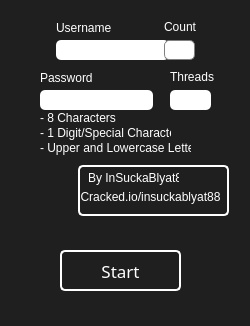
First picture: the form in gui.ui, repository Th3K1n91/mega_nz-Creator, before the edit.
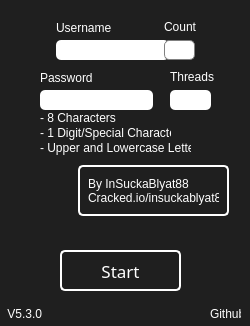
Second picture: the form after the edit. Icons and pictures are not drawn.

Patch:
```diff
--- a/gui.ui
+++ b/gui.ui
@@ -223,19 +223,6 @@
     <bool>true</bool>
    </property>
   </widget>
-  <widget class="QLabel" name="logo">
-   <property name="geometry">
-    <rect>
-     <x>88</x>
-     <y>170</y>
-     <width>91</width>
-     <height>16</height>
-    </rect>
-   </property>
-   <property name="text">
-    <string>By InSuckaBlyat88</string>
-   </property>
-  </widget>
   <widget class="QFrame" name="f_promo">
    <property name="geometry">
     <rect>
@@ -257,27 +244,7 @@
     <enum>QFrame::Raised</enum>
    </property>
   </widget>
-  <widget class="QPushButton" name="site">
-   <property name="geometry">
-    <rect>
-     <x>80</x>
-     <y>185</y>
-     <width>141</width>
-     <height>23</height>
-    </rect>
-   </property>
-   <property name="styleSheet">
-    <string notr="true">QPushButton#site {
-color: rgb(255, 255, 255);
-border: 0;
-background-color: rgb(31, 31, 31);
-}</string>
-   </property>
-   <property name="text">
-    <string>Cracked.io/insuckablyat88</string>
-   </property>
-  </widget>
-  <widget class="QLabel" name="label_5">
+  <widget class="QLabel" name="condit1">
    <property name="geometry">
     <rect>
      <x>40</x>
@@ -316,6 +283,94 @@
     <string>- Upper and Lowercase Letters</string>
    </property>
   </widget>
+  <widget class="QLabel" name="Version">
+   <property name="geometry">
+    <rect>
+     <x>4</x>
+     <y>304</y>
+     <width>41</width>
+     <height>20</height>
+    </rect>
+   </property>
+   <property name="text">
+    <string> V5.3.0</string>
+   </property>
+  </widget>
+  <widget class="QLabel" name="Github">
+   <property name="geometry">
+    <rect>
+     <x>210</x>
+     <y>304</y>
+     <width>31</width>
+     <height>20</height>
+    </rect>
+   </property>
+   <property name="cursor">
+    <cursorShape>PointingHandCursor</cursorShape>
+   </property>
+   <property name="text">
+    <string>Github</string>
+   </property>
+   <property name="wordWrap">
+    <bool>false</bool>
+   </property>
+   <property name="openExternalLinks">
+    <bool>false</bool>
+   </property>
+  </widget>
+  <widget class="QLabel" name="Name">
+   <property name="geometry">
+    <rect>
+     <x>88</x>
+     <y>170</y>
+     <width>131</width>
+     <height>41</height>
+    </rect>
+   </property>
+   <property name="sizePolicy">
+    <sizepolicy hsizetype="Preferred" vsizetype="Preferred">
+     <horstretch>0</horstretch>
+     <verstretch>0</verstretch>
+    </sizepolicy>
+   </property>
+   <property name="sizeIncrement">
+    <size>
+     <width>0</width>
+     <height>0</height>
+    </size>
+   </property>
+   <property name="baseSize">
+    <size>
+     <width>0</width>
+     <height>0</height>
+    </size>
+   </property>
+   <property name="cursor">
+    <cursorShape>PointingHandCursor</cursorShape>
+   </property>
+   <property name="contextMenuPolicy">
+    <enum>Qt::DefaultContextMenu</enum>
+   </property>
+   <property name="lineWidth">
+    <number>1</number>
+   </property>
+   <property name="text">
+    <string>By InSuckaBlyat88
+Cracked.io/insuckablyat88</string>
+   </property>
+   <property name="scaledContents">
+    <bool>false</bool>
+   </property>
+   <property name="wordWrap">
+    <bool>false</bool>
+   </property>
+   <property name="margin">
+    <number>0</number>
+   </property>
+   <property name="indent">
+    <number>0</number>
+   </property>
+  </widget>
  </widget>
  <resources/>
  <connections/>
```
Left out of the diff: 29 changed lines with no effect on the pictures.
